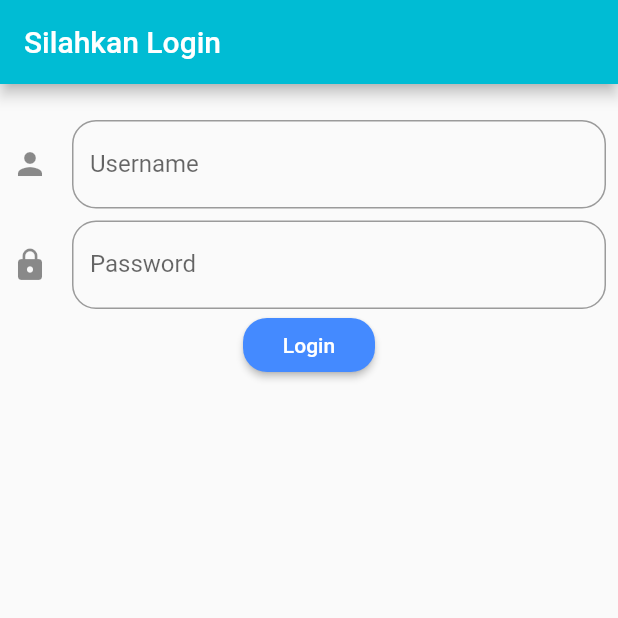
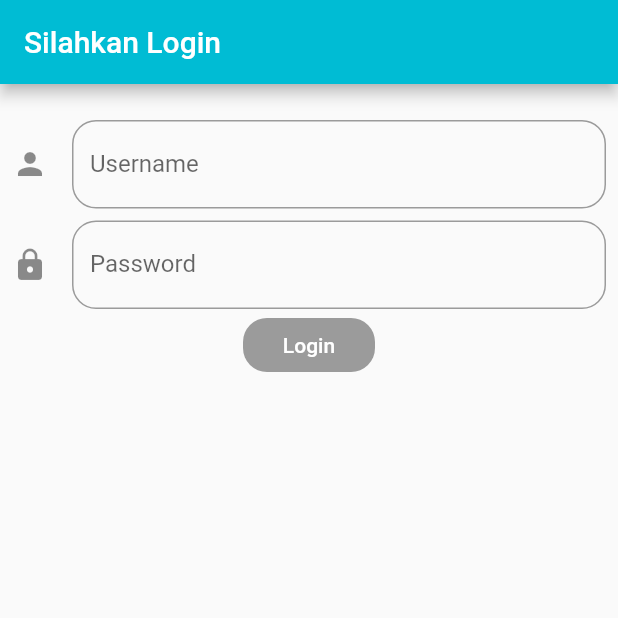
Before and after one commit to imamandrias/week4_2, a Flutter app: the screen it shows after launch, on a phone screen of 412 x 824 dp, the top half of it. Run offline on Flutter 3.47's test engine with Material 2 defaults, Android fonts, the phone set to English and light mode, and no system bars; our stand-ins replace rxdart.

Commit message:
penambahan validator login

```diff
--- a/loginreg_rxdartapp/lib/screen/login.dart
+++ b/loginreg_rxdartapp/lib/screen/login.dart
@@ -21,7 +21,10 @@ class _LoginState extends State<Login> {
             child: Column(
               children: <Widget>[
                 SizedBox(height: 16.0,),
-                TextField(
+                StreamBuilder<String>(
+                  stream: loginBloc.username,
+                  builder: (context, snapshot) {
+                    return TextField(
                       onChanged: loginBloc.onChangeUsername,
                       decoration: InputDecoration(
                         hintText: 'Masukan Username',
@@ -29,11 +32,17 @@ class _LoginState extends State<Login> {
                         icon: Icon(Icons.person),
                         border: OutlineInputBorder(
                           borderRadius: BorderRadius.circular(16.0)
-                    )
                         ),
+                        errorText: snapshot.error
+                      ),
+                    );
+                  }
                 ),
                 SizedBox(height: 8.0,),
-                TextField(
+                StreamBuilder<String>(
+                  stream: loginBloc.password,
+                  builder: (context, snapshot) {
+                    return TextField(
                       obscureText: true,
                       onChanged: loginBloc.onChangePassword,
                       decoration: InputDecoration(
@@ -42,18 +51,25 @@ class _LoginState extends State<Login> {
                           icon: Icon(Icons.lock),
                           border: OutlineInputBorder(
                               borderRadius: BorderRadius.circular(16.0)
-                      )
                           ),
+                        errorText: snapshot.error
                       ),
-                RaisedButton(
+                    );
+                  }
+                ),
+                StreamBuilder<bool>(
+                  stream: loginBloc.isValid,
+                  builder: (context, snapshot) {
+                    return RaisedButton(
                       child: Text('Login', style: TextStyle(color: Colors.white),),
                       color: Colors.blueAccent,
-                  onPressed: (){
-                    loginBloc.login();
-                  },
                       shape: RoundedRectangleBorder(
                           borderRadius: BorderRadius.circular(16.0)
                       ),
+                      onPressed: snapshot.hasData?
+                      loginBloc.login:null,
+                    );
+                  }
                 )
               ],
             ),
```
Also changed, not shown: loginreg_rxdartapp/lib/bloc/login_bloc.dart (+5 -3 lines), loginreg_rxdartapp/lib/bloc/validators.dart (+18 -0 lines). Lines whose indentation alone changed are shown as unchanged.
